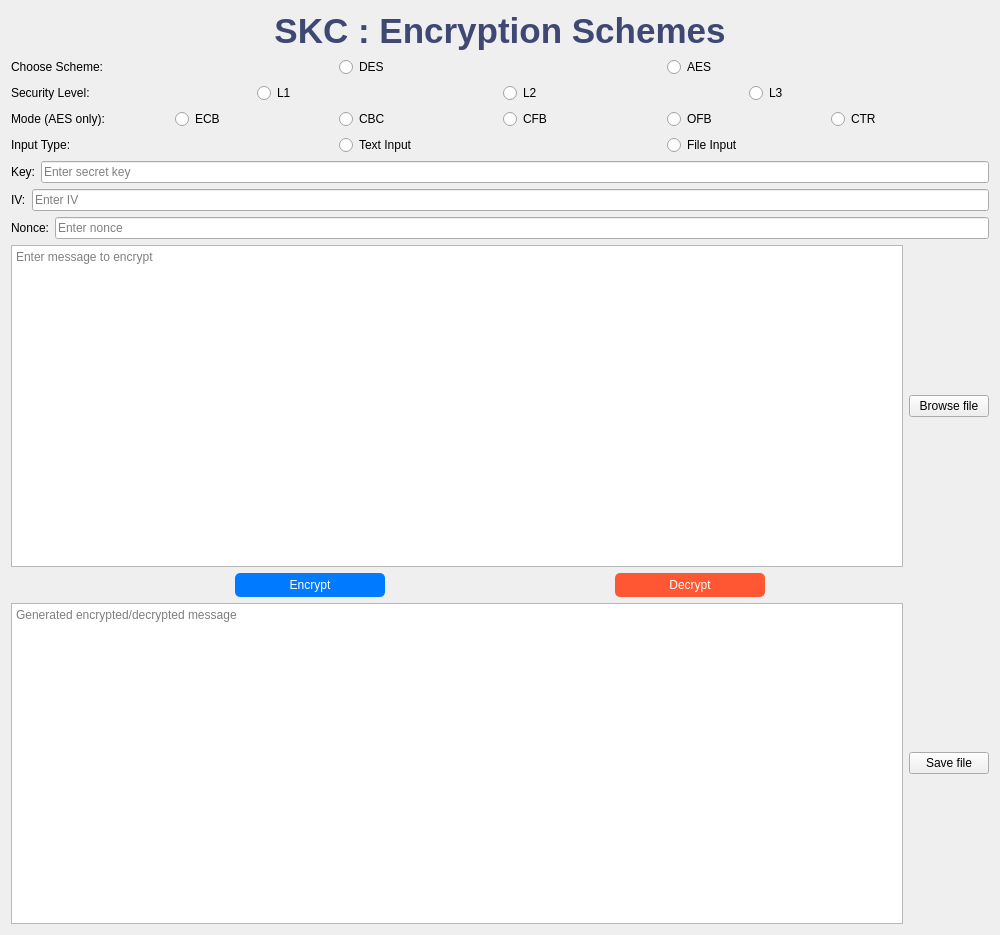
Above: src/frontend/wireframes/ui_secret_enc.ui from phn210/crypto-calcul before the change. Below: the same form after it.
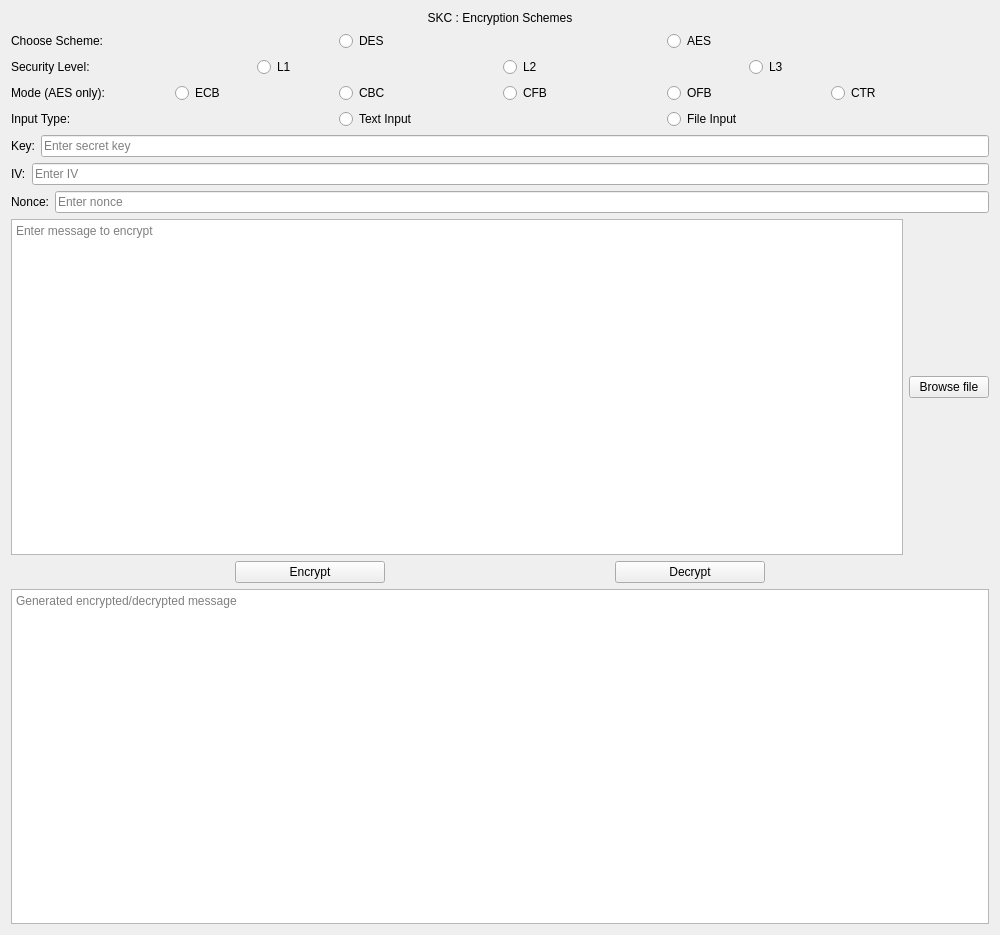
That is the form after the change.

Patch:
```diff
--- a/src/frontend/wireframes/ui_secret_enc.ui
+++ b/src/frontend/wireframes/ui_secret_enc.ui
@@ -16,9 +16,6 @@
         <layout class="QVBoxLayout" name="verticalLayout">
             <item>
                 <widget class="QLabel" name="mainTitle">
-                    <property name="styleSheet">
-                        <string>font-size: 35px; font-weight: bold; color: #3f4773;</string>
-                    </property>
                     <property name="text">
                         <string>SKC : Encryption Schemes</string>
                     </property>
@@ -273,9 +270,6 @@
                                     <height>30</height>
                                 </size>
                             </property>
-                            <property name="styleSheet">
-                                <string>background-color: #007BFF; color: white; padding: 5px 10px; border-radius: 5px;</string>
-                            </property>
                             <property name="text">
                                 <string>Encrypt</string>
                             </property>
@@ -289,9 +283,6 @@
                                     <height>30</height>
                                 </size>
                             </property>
-                            <property name="styleSheet">
-                                <string>background-color: #FF5733; color: white; padding: 5px 10px; border-radius: 5px;</string>
-                            </property>
                             <property name="text">
                                 <string>Decrypt</string>
                             </property>
@@ -311,13 +302,6 @@
                             </property>
                         </widget>
                     </item>
-                    <item>
-                        <widget class="QPushButton" name="saveFileButton">
-                            <property name="text">
-                                <string>  Save file  </string>
-                            </property>
-                        </widget>
-                    </item>
                 </layout>
             </item>
             <item>
```
